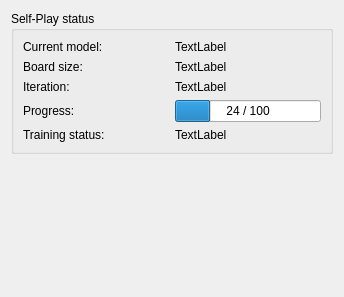
First picture: the form in src/alphaDots/aiEvaluation/SelfPlayForm.ui, repository ofenrohr/ksquares, before the edit.
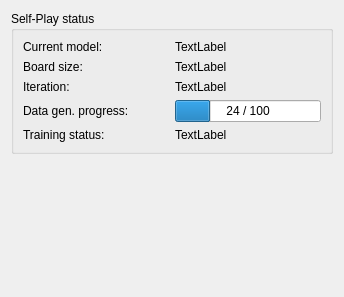
Second picture: the form after the edit.

Patch:
```diff
--- a/src/alphaDots/aiEvaluation/SelfPlayForm.ui
+++ b/src/alphaDots/aiEvaluation/SelfPlayForm.ui
@@ -113,7 +113,7 @@
          </sizepolicy>
         </property>
         <property name="text">
-         <string>Progress:</string>
+         <string>Data gen. progress:</string>
         </property>
        </widget>
       </item>
```
